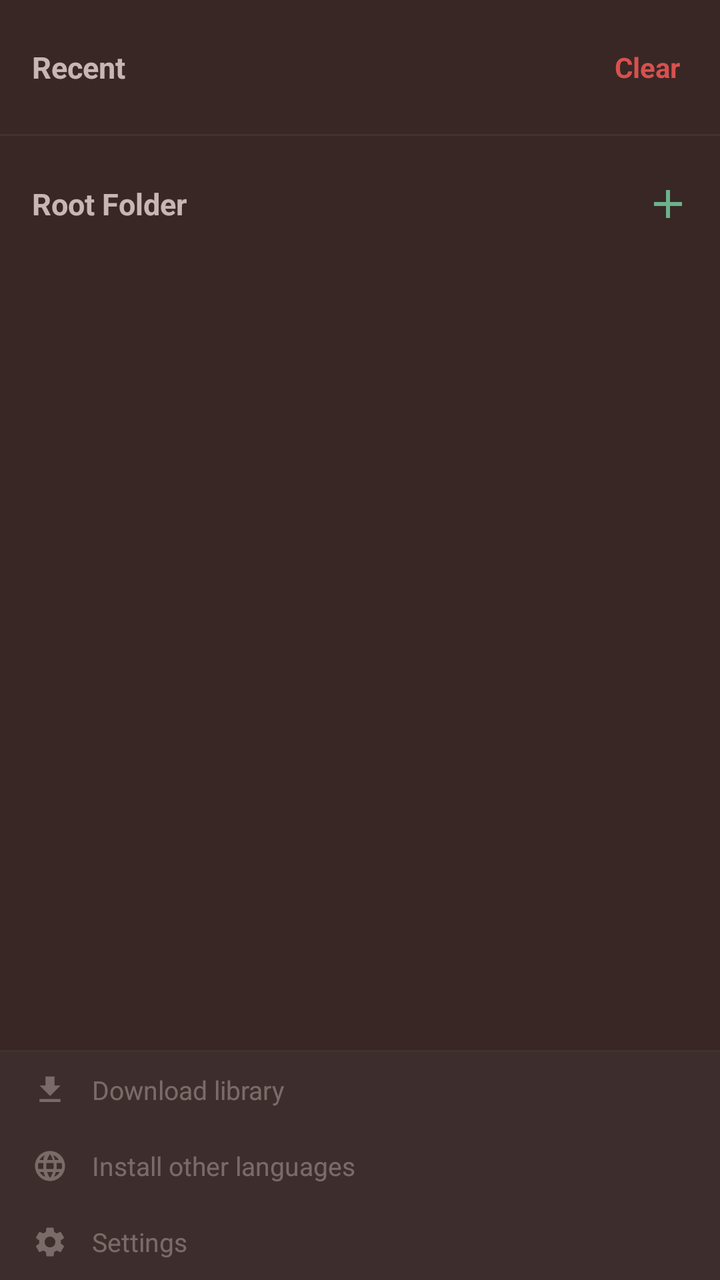
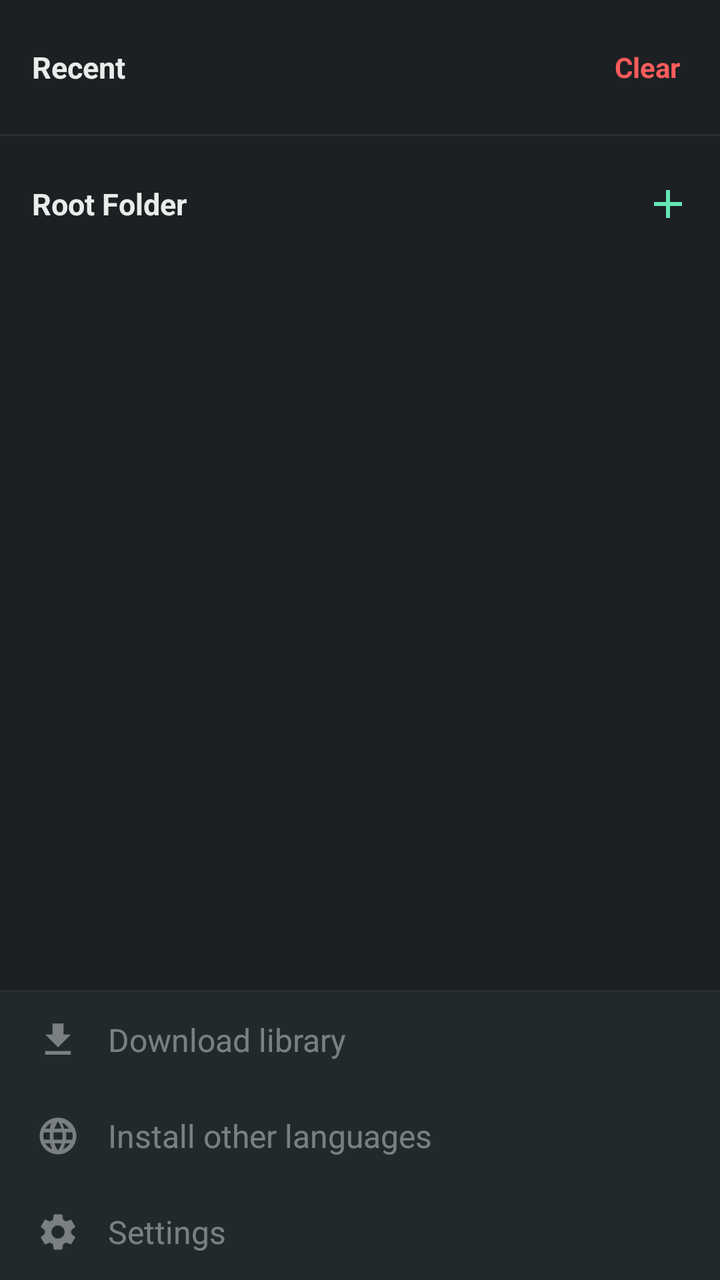

Compare the two renders of this Android layout. The source of the first and the diff that turns it into the second are given below.
<!-- AndroidManifest.xml: application theme Theme.PyEdit -->
<!-- res/layout/drawer_content.xml -->
<?xml version="1.0" encoding="utf-8"?>
<FrameLayout xmlns:android="http://schemas.android.com/apk/res/android"
    xmlns:app="http://schemas.android.com/apk/res-auto"
    android:layout_width="match_parent"
    android:layout_height="match_parent">

    <LinearLayout
        android:layout_width="match_parent"
        android:layout_height="match_parent"
        android:orientation="vertical"
        android:background="@color/popup_background"
        android:clickable="true"
        android:focusable="true">

        <LinearLayout
            android:layout_width="match_parent"
            android:layout_height="wrap_content"
            android:orientation="horizontal"
            android:paddingStart="16dp"
            android:paddingEnd="16dp"
            android:paddingTop="20dp"
            android:paddingBottom="12dp"
            android:gravity="center_vertical">

            <TextView
                android:id="@+id/tv_recent_header"
                android:layout_width="0dp"
                android:layout_height="wrap_content"
                android:layout_weight="1"
                android:text="@string/drawer_recent"
                android:textStyle="bold"
                android:textColor="@color/text_normal"
                android:textSize="15sp" />

            <TextView
                android:id="@+id/tv_clear_recent"
                android:layout_width="wrap_content"
                android:layout_height="wrap_content"
                android:text="@string/drawer_clear"
                android:textStyle="bold"
                android:textColor="@color/error_color"
                android:textSize="14sp"
                android:padding="4dp"
                android:background="?attr/selectableItemBackground" />

        </LinearLayout>

        <androidx.recyclerview.widget.RecyclerView
            android:id="@+id/rv_recent_files"
            android:layout_width="match_parent"
            android:layout_height="wrap_content"
            android:maxHeight="200dp"
            android:paddingStart="8dp"
            android:paddingEnd="8dp" />

        <View
            android:layout_width="match_parent"
            android:layout_height="1dp"
            android:layout_marginTop="8dp"
            android:background="@color/border_divider" />

        <LinearLayout
            android:layout_width="match_parent"
            android:layout_height="wrap_content"
            android:orientation="horizontal"
            android:gravity="center_vertical"
            android:paddingStart="16dp"
            android:paddingEnd="8dp"
            android:paddingTop="16dp"
            android:paddingBottom="8dp">

            <TextView
                android:id="@+id/tv_root_folder_header"
                android:layout_width="wrap_content"
                android:layout_height="wrap_content"
                android:text="@string/drawer_root_folder"
                android:textStyle="bold"
                android:textColor="@color/text_normal"
                android:textSize="15sp" />

            <TextView
                android:id="@+id/tv_root_folder_name"
                android:layout_width="0dp"
                android:layout_height="wrap_content"
                android:layout_weight="1"
                android:layout_marginStart="8dp"
                android:layout_marginEnd="8dp"
                android:gravity="center"
                android:singleLine="true"
                android:ellipsize="middle"
                android:textColor="@color/text_comment"
                android:textSize="13sp" />

            <ImageButton
                android:id="@+id/btn_drawer_add"
                android:layout_width="36dp"
                android:layout_height="36dp"
                android:src="@drawable/ic_add"
                android:background="?attr/selectableItemBackgroundBorderless"
                app:tint="@color/mint_primary"
                android:contentDescription="New file" />

        </LinearLayout>

        <TextView
            android:id="@+id/tv_drawer_no_python_files"
            android:layout_width="match_parent"
            android:layout_height="wrap_content"
            android:text="@string/no_python_files"
            android:textColor="@color/text_comment"
            android:textStyle="italic"
            android:alpha="0.7"
            android:textSize="13sp"
            android:paddingStart="16dp"
            android:paddingEnd="16dp"
            android:visibility="gone" />

        <FrameLayout
            android:layout_width="match_parent"
            android:layout_height="0dp"
            android:layout_weight="1">

            <androidx.recyclerview.widget.RecyclerView
                android:id="@+id/rv_file_tree"
                android:layout_width="match_parent"
                android:layout_height="match_parent"
                android:paddingStart="8dp"
                android:paddingEnd="8dp" />

            <LinearLayout
                android:layout_width="match_parent"
                android:layout_height="wrap_content"
                android:layout_gravity="bottom"
                android:orientation="vertical"
                android:background="@color/drawer_footer_background"
                android:elevation="4dp">

                <View
                    android:layout_width="match_parent"
                    android:layout_height="1dp"
                    android:background="@color/border_divider" />

                <LinearLayout
                    android:layout_width="match_parent"
                    android:layout_height="wrap_content"
                    android:orientation="horizontal"
                    android:gravity="center_vertical"
                    android:paddingStart="16dp"
                    android:paddingEnd="16dp"
                    android:paddingTop="10dp"
                    android:paddingBottom="10dp"
                    android:alpha="0.45"
                    android:enabled="false">

                    <ImageView
                        android:layout_width="18dp"
                        android:layout_height="18dp"
                        android:src="@drawable/ic_download"
                        app:tint="@color/text_normal"
                        android:contentDescription="@null" />

                    <TextView
                        android:layout_width="wrap_content"
                        android:layout_height="wrap_content"
                        android:layout_marginStart="12dp"
                        android:text="@string/footer_download_library"
                        android:textColor="@color/text_normal"
                        android:textSize="13sp" />

                </LinearLayout>

                <LinearLayout
                    android:layout_width="match_parent"
                    android:layout_height="wrap_content"
                    android:orientation="horizontal"
                    android:gravity="center_vertical"
                    android:paddingStart="16dp"
                    android:paddingEnd="16dp"
                    android:paddingTop="10dp"
                    android:paddingBottom="10dp"
                    android:alpha="0.45"
                    android:enabled="false">

                    <ImageView
                        android:layout_width="18dp"
                        android:layout_height="18dp"
                        android:src="@drawable/ic_language"
                        app:tint="@color/text_normal"
                        android:contentDescription="@null" />

                    <TextView
                        android:layout_width="wrap_content"
                        android:layout_height="wrap_content"
                        android:layout_marginStart="12dp"
                        android:text="@string/footer_install_languages"
                        android:textColor="@color/text_normal"
                        android:textSize="13sp" />

                </LinearLayout>

                <LinearLayout
                    android:layout_width="match_parent"
                    android:layout_height="wrap_content"
                    android:orientation="horizontal"
                    android:gravity="center_vertical"
                    android:paddingStart="16dp"
                    android:paddingEnd="16dp"
                    android:paddingTop="10dp"
                    android:paddingBottom="10dp"
                    android:alpha="0.45"
                    android:enabled="false">

                    <ImageView
                        android:layout_width="18dp"
                        android:layout_height="18dp"
                        android:src="@drawable/ic_settings"
                        app:tint="@color/text_normal"
                        android:contentDescription="@null" />

                    <TextView
                        android:layout_width="wrap_content"
                        android:layout_height="wrap_content"
                        android:layout_marginStart="12dp"
                        android:text="@string/footer_settings"
                        android:textColor="@color/text_normal"
                        android:textSize="13sp" />

                </LinearLayout>

            </LinearLayout>

        </FrameLayout>

    </LinearLayout>

    
    <View
        android:layout_width="match_parent"
        android:layout_height="match_parent"
        android:background="@color/eye_comfort_overlay"
        android:clickable="false"
        android:focusable="false" />

</FrameLayout>
<!-- resources referenced by this layout -->
<resources>
  <color name="border_divider">#292F2D</color>
  <color name="drawer_footer_background">#22292D</color>
  <color name="error_color">#FF5C5C</color>
  <color name="eye_comfort_overlay">#4D7A3B2E</color>
  <color name="mint_primary">#65E6B3</color>
  <color name="popup_background">#1C2023</color>
  <color name="text_comment">#78857F</color>
  <color name="text_normal">#E8ECEA</color>
  <!-- drawable ic_add (drawable) -->
  <vector xmlns:android="http://schemas.android.com/apk/res/android"
      android:width="24dp"
      android:height="24dp"
      android:viewportWidth="24"
      android:viewportHeight="24">
      <path
          android:fillColor="#FFFFFFFF"
          android:pathData="M19,13h-6v6h-2v-6H5v-2h6V5h2v6h6v2z"/>
  </vector>
  <!-- drawable ic_download (drawable) -->
  <vector xmlns:android="http://schemas.android.com/apk/res/android"
      android:width="24dp" android:height="24dp"
      android:viewportWidth="24" android:viewportHeight="24">
      <path
          android:fillColor="#FFFFFFFF"
          android:pathData="M19,9h-4V3H9v6H5l7,7 7,-7zM5,18v2h14v-2H5z"/>
  </vector>
  <!-- drawable ic_language (drawable) -->
  <vector xmlns:android="http://schemas.android.com/apk/res/android"
      android:width="24dp" android:height="24dp"
      android:viewportWidth="24" android:viewportHeight="24">
      <path
          android:fillColor="#FFFFFFFF"
          android:pathData="M12,2C6.48,2 2,6.48 2,12s4.48,10 10,10 10,-4.48 10,-10S17.52,2 12,2zM17.9,8h-2.59c-0.29,-1.14 -0.7,-2.23 -1.23,-3.24C15.91,5.48 17.11,6.6 17.9,8zM12,4.04c0.83,1.2 1.48,2.53 1.91,3.96h-3.82C10.52,6.57 11.17,5.24 12,4.04zM4.26,14C4.1,13.36 4,12.69 4,12s0.1,-1.36 0.26,-2h3.38C7.55,10.66 7.5,11.32 7.5,12s0.05,1.34 0.14,2H4.26zM5.08,16h2.59c0.29,1.14 0.7,2.23 1.23,3.24C7.09,18.52 5.9,17.4 5.08,16zM7.67,8H5.08c0.82,-1.4 2.01,-2.52 3.42,-3.24C7.97,5.77 7.55,6.86 7.67,8zM12,19.96c-0.83,-1.2 -1.48,-2.53 -1.91,-3.96h3.82C13.48,17.43 12.83,18.76 12,19.96zM14.34,14H9.66c-0.1,-0.66 -0.16,-1.32 -0.16,-2s0.06,-1.35 0.16,-2h4.68c0.1,0.65 0.16,1.32 0.16,2S14.44,13.34 14.34,14zM14.67,19.24c0.53,-1.01 0.94,-2.1 1.23,-3.24h2.59C17.68,17.4 16.5,18.52 14.67,19.24zM16.36,14c0.09,-0.66 0.14,-1.32 0.14,-2s-0.05,-1.34 -0.14,-2h3.38c0.16,0.64 0.26,1.31 0.26,2s-0.1,1.36 -0.26,2H16.36z"/>
  </vector>
  <string name="drawer_clear">Clear</string>
  <string name="drawer_recent">Recent</string>
  <string name="drawer_root_folder">Root Folder</string>
  <string name="footer_download_library">Download library</string>
  <string name="footer_install_languages">Install other languages</string>
  <string name="footer_settings">Settings</string>
  <string name="no_python_files">There is no python file inside this folder</string>
  <style name="Theme.PyEdit" parent="Theme.MaterialComponents.NoActionBar">
          <item name="colorPrimary">@color/mint_primary</item>
          <item name="colorPrimaryDark">@color/topbar_background</item>
          <item name="colorAccent">@color/mint_primary</item>
          <item name="android:windowBackground">@color/editor_background</item>
          <item name="android:statusBarColor">@color/topbar_background</item>
          <item name="android:navigationBarColor">@color/editor_background</item>
          <item name="android:textColor">@color/text_normal</item>
          <item name="android:textColorPrimary">@color/text_normal</item>
          <item name="android:windowLightStatusBar">false</item>
      </style>
  <color name="topbar_background">#181B1E</color>
  <color name="editor_background">#111315</color>
</resources>

<!-- the commit's change to res/layout/drawer_content.xml (unified diff, before → after) -->
@@ -1,244 +1,231 @@
 <?xml version="1.0" encoding="utf-8"?>
-<FrameLayout xmlns:android="http://schemas.android.com/apk/res/android"
+<LinearLayout xmlns:android="http://schemas.android.com/apk/res/android"
     xmlns:app="http://schemas.android.com/apk/res-auto"
     android:layout_width="match_parent"
-    android:layout_height="match_parent">
+    android:layout_height="match_parent"
+    android:orientation="vertical"
+    android:background="@color/popup_background"
+    android:clickable="true"
+    android:focusable="true">
 
     <LinearLayout
         android:layout_width="match_parent"
-        android:layout_height="match_parent"
-        android:orientation="vertical"
-        android:background="@color/popup_background"
-        android:clickable="true"
-        android:focusable="true">
-
+        android:layout_height="wrap_content"
+        android:orientation="horizontal"
+        android:paddingStart="16dp"
+        android:paddingEnd="16dp"
+        android:paddingTop="20dp"
+        android:paddingBottom="12dp"
+        android:gravity="center_vertical">
+
+        <TextView
+            android:id="@+id/tv_recent_header"
+            android:layout_width="0dp"
+            android:layout_height="wrap_content"
+            android:layout_weight="1"
+            android:text="@string/drawer_recent"
+            android:textStyle="bold"
+            android:textColor="@color/text_normal"
+            android:textSize="15sp" />
+
+        <TextView
+            android:id="@+id/tv_clear_recent"
+            android:layout_width="wrap_content"
+            android:layout_height="wrap_content"
+            android:text="@string/drawer_clear"
+            android:textStyle="bold"
+            android:textColor="@color/error_color"
+            android:textSize="14sp"
+            android:padding="4dp"
+            android:background="?attr/selectableItemBackground" />
+
+    </LinearLayout>
+
+    <androidx.recyclerview.widget.RecyclerView
+        android:id="@+id/rv_recent_files"
+        android:layout_width="match_parent"
+        android:layout_height="wrap_content"
+        android:maxHeight="200dp"
+        android:paddingStart="8dp"
+        android:paddingEnd="8dp" />
+
+    <View
+        android:layout_width="match_parent"
+        android:layout_height="1dp"
+        android:layout_marginTop="8dp"
+        android:background="@color/border_divider" />
+
+    <LinearLayout
+        android:layout_width="match_parent"
+        android:layout_height="wrap_content"
+        android:orientation="horizontal"
+        android:gravity="center_vertical"
+        android:paddingStart="16dp"
+        android:paddingEnd="8dp"
+        android:paddingTop="16dp"
+        android:paddingBottom="8dp">
+
+        <TextView
+            android:id="@+id/tv_root_folder_header"
+            android:layout_width="wrap_content"
+            android:layout_height="wrap_content"
+            android:text="@string/drawer_root_folder"
+            android:textStyle="bold"
+            android:textColor="@color/text_normal"
+            android:textSize="15sp" />
+
+        <TextView
+            android:id="@+id/tv_root_folder_name"
+            android:layout_width="0dp"
+            android:layout_height="wrap_content"
+            android:layout_weight="1"
+            android:layout_marginStart="8dp"
+            android:layout_marginEnd="8dp"
+            android:gravity="center"
+            android:singleLine="true"
+            android:ellipsize="middle"
+            android:textColor="@color/text_comment"
+            android:textSize="13sp" />
+
+        <ImageButton
+            android:id="@+id/btn_drawer_add"
+            android:layout_width="36dp"
+            android:layout_height="36dp"
+            android:src="@drawable/ic_add"
+            android:background="?attr/selectableItemBackgroundBorderless"
+            app:tint="@color/mint_primary"
+            android:contentDescription="New file" />
+
+    </LinearLayout>
+
+    <TextView
+        android:id="@+id/tv_drawer_no_python_files"
+        android:layout_width="match_parent"
+        android:layout_height="wrap_content"
+        android:text="@string/no_python_files"
+        android:textColor="@color/text_comment"
+        android:textStyle="italic"
+        android:alpha="0.7"
+        android:textSize="13sp"
+        android:paddingStart="16dp"
+        android:paddingEnd="16dp"
+        android:visibility="gone" />
+
+    <FrameLayout
+        android:layout_width="match_parent"
+        android:layout_height="0dp"
+        android:layout_weight="1">
+
+        <androidx.recyclerview.widget.RecyclerView
+            android:id="@+id/rv_file_tree"
+            android:layout_width="match_parent"
+            android:layout_height="match_parent"
+            android:paddingStart="8dp"
+            android:paddingEnd="8dp" />
+
+        
         <LinearLayout
             android:layout_width="match_parent"
             android:layout_height="wrap_content"
-            android:orientation="horizontal"
-            android:paddingStart="16dp"
-            android:paddingEnd="16dp"
-            android:paddingTop="20dp"
-            android:paddingBottom="12dp"
-            android:gravity="center_vertical">
-
-            <TextView
-                android:id="@+id/tv_recent_header"
-                android:layout_width="0dp"
+            android:layout_gravity="bottom"
+            android:orientation="vertical"
+            android:background="@color/drawer_footer_background"
+            android:elevation="4dp">
+
+            <View
+                android:layout_width="match_parent"
+                android:layout_height="1dp"
+                android:background="@color/border_divider" />
+
+            <LinearLayout
+                android:layout_width="match_parent"
                 android:layout_height="wrap_content"
-                android:layout_weight="1"
-                android:text="@string/drawer_recent"
-                android:textStyle="bold"
-                android:textColor="@color/text_normal"
-                android:textSize="15sp" />
-
-            <TextView
-                android:id="@+id/tv_clear_recent"
-                android:layout_width="wrap_content"
+                android:orientation="horizontal"
+                android:gravity="center_vertical"
+                android:paddingStart="18dp"
+                android:paddingEnd="18dp"
+                android:paddingTop="13dp"
+                android:paddingBottom="13dp"
+                android:alpha="0.45"
+                android:enabled="false">
+
+                <ImageView
+                    android:layout_width="22dp"
+                    android:layout_height="22dp"
+                    android:src="@drawable/ic_download"
+                    app:tint="@color/text_normal"
+                    android:contentDescription="@null" />
+
+                <TextView
+                    android:layout_width="wrap_content"
+                    android:layout_height="wrap_content"
+                    android:layout_marginStart="14dp"
+                    android:text="@string/footer_download_library"
+                    android:textColor="@color/text_normal"
+                    android:textSize="16sp" />
+
+            </LinearLayout>
+
+            <LinearLayout
+                android:layout_width="match_parent"
                 android:layout_height="wrap_content"
-                android:text="@string/drawer_clear"
-                android:textStyle="bold"
-                android:textColor="@color/error_color"
-                android:textSize="14sp"
-                android:padding="4dp"
-                android:background="?attr/selectableItemBackground" />
+                android:orientation="horizontal"
+                android:gravity="center_vertical"
+                android:paddingStart="18dp"
+                android:paddingEnd="18dp"
+                android:paddingTop="13dp"
+                android:paddingBottom="13dp"
+                android:alpha="0.45"
+                android:enabled="false">
+
+                <ImageView
+                    android:layout_width="22dp"
+                    android:layout_height="22dp"
+                    android:src="@drawable/ic_language"
+                    app:tint="@color/text_normal"
+                    android:contentDescription="@null" />
+
+                <TextView
+                    android:layout_width="wrap_content"
+                    android:layout_height="wrap_content"
+                    android:layout_marginStart="14dp"
+                    android:text="@string/footer_install_languages"
+                    android:textColor="@color/text_normal"
+                    android:textSize="16sp" />
+
+            </LinearLayout>
+
+            <LinearLayout
+                android:layout_width="match_parent"
+                android:layout_height="wrap_content"
+                android:orientation="horizontal"
+                android:gravity="center_vertical"
+                android:paddingStart="18dp"
+                android:paddingEnd="18dp"
+                android:paddingTop="13dp"
+                android:paddingBottom="13dp"
+                android:alpha="0.45"
+                android:enabled="false">
+
+                <ImageView
+                    android:layout_width="22dp"
+                    android:layout_height="22dp"
+                    android:src="@drawable/ic_settings"
+                    app:tint="@color/text_normal"
+                    android:contentDescription="@null" />
+
+                <TextView
+                    android:layout_width="wrap_content"
+                    android:layout_height="wrap_content"
+                    android:layout_marginStart="14dp"
+                    android:text="@string/footer_settings"
+                    android:textColor="@color/text_normal"
+                    android:textSize="16sp" />
+
+            </LinearLayout>
 
         </LinearLayout>
 
-        <androidx.recyclerview.widget.RecyclerView
-            android:id="@+id/rv_recent_files"
-            android:layout_width="match_parent"
-            android:layout_height="wrap_content"
-            android:maxHeight="200dp"
-            android:paddingStart="8dp"
-            android:paddingEnd="8dp" />
-
-        <View
-            android:layout_width="match_parent"
-            android:layout_height="1dp"
-            android:layout_marginTop="8dp"
-            android:background="@color/border_divider" />
-
-        <LinearLayout
-            android:layout_width="match_parent"
-            android:layout_height="wrap_content"
-            android:orientation="horizontal"
-            android:gravity="center_vertical"
-            android:paddingStart="16dp"
-            android:paddingEnd="8dp"
-            android:paddingTop="16dp"
-            android:paddingBottom="8dp">
-
-            <TextView
-                android:id="@+id/tv_root_folder_header"
-                android:layout_width="wrap_content"
-                android:layout_height="wrap_content"
-                android:text="@string/drawer_root_folder"
-                android:textStyle="bold"
-                android:textColor="@color/text_normal"
-                android:textSize="15sp" />
-
-            <TextView
-                android:id="@+id/tv_root_folder_name"
-                android:layout_width="0dp"
-                android:layout_height="wrap_content"
-                android:layout_weight="1"
-                android:layout_marginStart="8dp"
-                android:layout_marginEnd="8dp"
-                android:gravity="center"
-                android:singleLine="true"
-                android:ellipsize="middle"
-                android:textColor="@color/text_comment"
-                android:textSize="13sp" />
-
-            <ImageButton
-                android:id="@+id/btn_drawer_add"
-                android:layout_width="36dp"
-                android:layout_height="36dp"
-                android:src="@drawable/ic_add"
-                android:background="?attr/selectableItemBackgroundBorderless"
-                app:tint="@color/mint_primary"
-                android:contentDescription="New file" />
-
-        </LinearLayout>
-
-        <TextView
-            android:id="@+id/tv_drawer_no_python_files"
-            android:layout_width="match_parent"
-            android:layout_height="wrap_content"
-            android:text="@string/no_python_files"
-            android:textColor="@color/text_comment"
-            android:textStyle="italic"
-            android:alpha="0.7"
-            android:textSize="13sp"
-            android:paddingStart="16dp"
-            android:paddingEnd="16dp"
-            android:visibility="gone" />
-
-        <FrameLayout
-            android:layout_width="match_parent"
-            android:layout_height="0dp"
-            android:layout_weight="1">
-
-            <androidx.recyclerview.widget.RecyclerView
-                android:id="@+id/rv_file_tree"
-                android:layout_width="match_parent"
-                android:layout_height="match_parent"
-                android:paddingStart="8dp"
-                android:paddingEnd="8dp" />
-
-            <LinearLayout
-                android:layout_width="match_parent"
-                android:layout_height="wrap_content"
-                android:layout_gravity="bottom"
-                android:orientation="vertical"
-                android:background="@color/drawer_footer_background"
-                android:elevation="4dp">
-
-                <View
-                    android:layout_width="match_parent"
-                    android:layout_height="1dp"
-                    android:background="@color/border_divider" />
-
-                <LinearLayout
-                    android:layout_width="match_parent"
-                    android:layout_height="wrap_content"
-                    android:orientation="horizontal"
-                    android:gravity="center_vertical"
-                    android:paddingStart="16dp"
-                    android:paddingEnd="16dp"
-                    android:paddingTop="10dp"
-                    android:paddingBottom="10dp"
-                    android:alpha="0.45"
-                    android:enabled="false">
-
-                    <ImageView
-                        android:layout_width="18dp"
-                        android:layout_height="18dp"
-                        android:src="@drawable/ic_download"
-                        app:tint="@color/text_normal"
-                        android:contentDescription="@null" />
-
-                    <TextView
-                        android:layout_width="wrap_content"
-                        android:layout_height="wrap_content"
-                        android:layout_marginStart="12dp"
-                        android:text="@string/footer_download_library"
-                        android:textColor="@color/text_normal"
-                        android:textSize="13sp" />
-
-                </LinearLayout>
-
-                <LinearLayout
-                    android:layout_width="match_parent"
-                    android:layout_height="wrap_content"
-                    android:orientation="horizontal"
-                    android:gravity="center_vertical"
-                    android:paddingStart="16dp"
-                    android:paddingEnd="16dp"
-                    android:paddingTop="10dp"
-                    android:paddingBottom="10dp"
-                    android:alpha="0.45"
-                    android:enabled="false">
-
-                    <ImageView
-                        android:layout_width="18dp"
-                        android:layout_height="18dp"
-                        android:src="@drawable/ic_language"
-                        app:tint="@color/text_normal"
-                        android:contentDescription="@null" />
-
-                    <TextView
-                        android:layout_width="wrap_content"
-                        android:layout_height="wrap_content"
-                        android:layout_marginStart="12dp"
-                        android:text="@string/footer_install_languages"
-                        android:textColor="@color/text_normal"
-                        android:textSize="13sp" />
-
-                </LinearLayout>
-
-                <LinearLayout
-                    android:layout_width="match_parent"
-                    android:layout_height="wrap_content"
-                    android:orientation="horizontal"
-                    android:gravity="center_vertical"
-                    android:paddingStart="16dp"
-                    android:paddingEnd="16dp"
-                    android:paddingTop="10dp"
-                    android:paddingBottom="10dp"
-                    android:alpha="0.45"
-                    android:enabled="false">
-
-                    <ImageView
-                        android:layout_width="18dp"
-                        android:layout_height="18dp"
-                        android:src="@drawable/ic_settings"
-                        app:tint="@color/text_normal"
-                        android:contentDescription="@null" />
-
-                    <TextView
-                        android:layout_width="wrap_content"
-                        android:layout_height="wrap_content"
-                        android:layout_marginStart="12dp"
-                        android:text="@string/footer_settings"
-                        android:textColor="@color/text_normal"
-                        android:textSize="13sp" />
-
-                </LinearLayout>
-
-            </LinearLayout>
-
-        </FrameLayout>
-
-    </LinearLayout>
-
-    
-    <View
-        android:layout_width="match_parent"
-        android:layout_height="match_parent"
-        android:background="@color/eye_comfort_overlay"
-        android:clickable="false"
-        android:focusable="false" />
-
-</FrameLayout>
+    </FrameLayout>
+
+</LinearLayout>
<!-- resource entries referenced after the edit -->
@@ -3,7 +3,6 @@
   <color name="border_divider">#292F2D</color>
   <color name="drawer_footer_background">#22292D</color>
   <color name="error_color">#FF5C5C</color>
-  <color name="eye_comfort_overlay">#4D7A3B2E</color>
   <color name="mint_primary">#65E6B3</color>
   <color name="popup_background">#1C2023</color>
   <color name="text_comment">#78857F</color>
